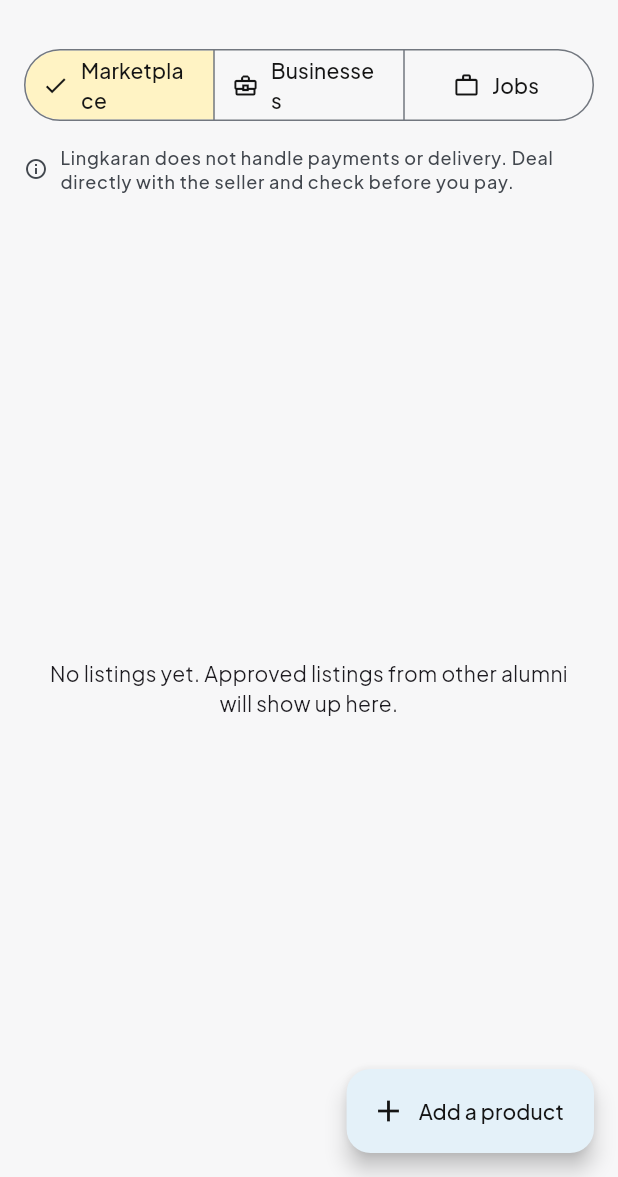
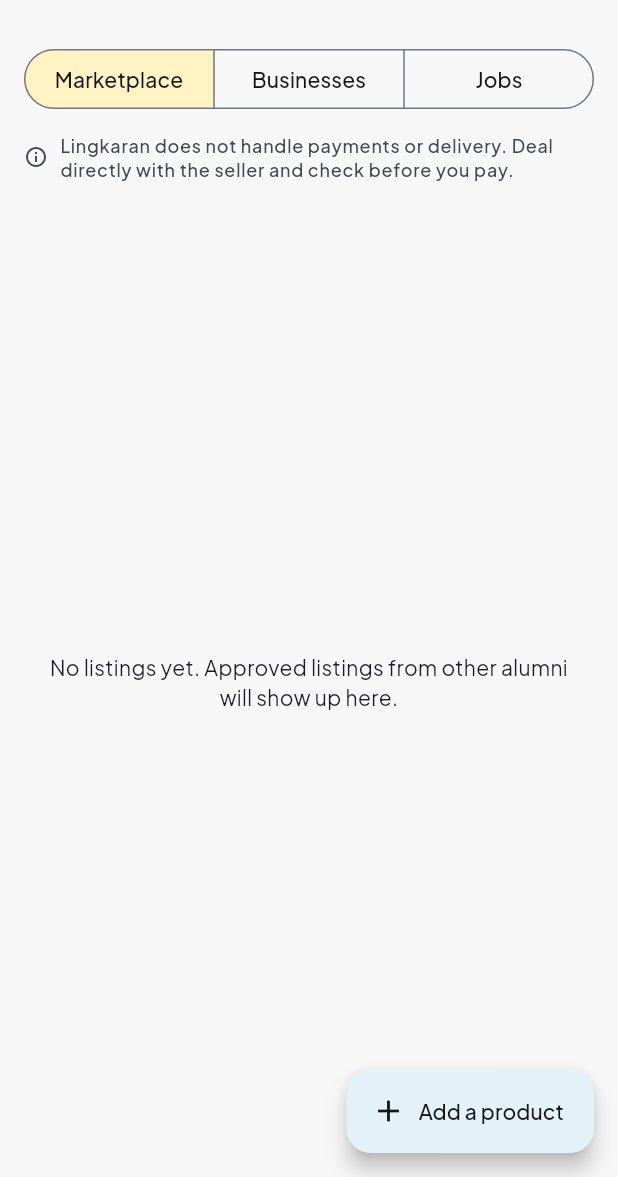
Before and after one commit to FarrelAlfarabi/Undip-Alumni-Connect, a Flutter app: the MarketScreen screen opened directly with empty values, on a phone screen of 412 x 824 dp, the part 59-1236 px from its top. Run offline on Flutter 3.47's test engine with Material 3 defaults, Android fonts, the phone set to English and light mode, and no system bars; our stand-ins replace file_picker, flutter_dotenv, flutter_secure_storage, google_fonts, local_auth, package_info_plus and 1 more; accounts and stored records are empty; network calls fail.

Commit message:
Explore: keep the segment labels on one line on a phone
At 390 px wide the Explore switch showed "Marketpl ace" and "Business es".
Below 480 px the segments now drop their icons and check mark and the
labels shrink to fit one line.

Co-Authored-By: Claude Opus 5.5 <noreply@anthropic.com>
Claude-Session: https://claude.ai/code/session_01TXhGFMAyNJa2JbVkmtDqte

```diff
--- a/lib/screens/market_screen.dart
+++ b/lib/screens/market_screen.dart
@@ -46,30 +46,49 @@ class _MarketScreenState extends State<MarketScreen> {
           children: [
             Padding(
               padding: const EdgeInsets.fromLTRB(16, 12, 16, 8),
-              child: SizedBox(
+              // On a phone the icons and the check mark leave too little
+              // room, and "Marketplace" broke over two lines. There each
+              // label is text only and shrinks to fit one line.
+              child: LayoutBuilder(
+                builder: (context, box) {
+                  final wide = box.maxWidth >= 480;
+                  Widget label(String text) => wide
+                      ? Text(text)
+                      : FittedBox(
+                          fit: BoxFit.scaleDown,
+                          child: Text(text, maxLines: 1, softWrap: false),
+                        );
+                  return SizedBox(
                     width: double.infinity,
                     child: SegmentedButton<int>(
                       key: const Key('market-segments'),
-                  segments: const [
+                      showSelectedIcon: wide,
+                      segments: [
                         ButtonSegment(
                           value: 0,
-                      label: Text('Marketplace'),
-                      icon: Icon(Icons.storefront_outlined),
+                          label: label('Marketplace'),
+                          icon: wide
+                              ? const Icon(Icons.storefront_outlined)
+                              : null,
                         ),
                         ButtonSegment(
                           value: 1,
-                      label: Text('Businesses'),
-                      icon: Icon(Icons.business_center_outlined),
+                          label: label('Businesses'),
+                          icon: wide
+                              ? const Icon(Icons.business_center_outlined)
+                              : null,
                         ),
                         ButtonSegment(
                           value: 2,
-                      label: Text('Jobs'),
-                      icon: Icon(Icons.work_outline),
+                          label: label('Jobs'),
+                          icon: wide ? const Icon(Icons.work_outline) : null,
                         ),
                       ],
                       selected: {index},
                       onSelectionChanged: (s) => widget.segment.value = s.first,
                     ),
+                  );
+                },
               ),
             ),
             Expanded(
```
Also changed, not shown: 1 other file. Lines whose indentation alone changed are shown as unchanged.
